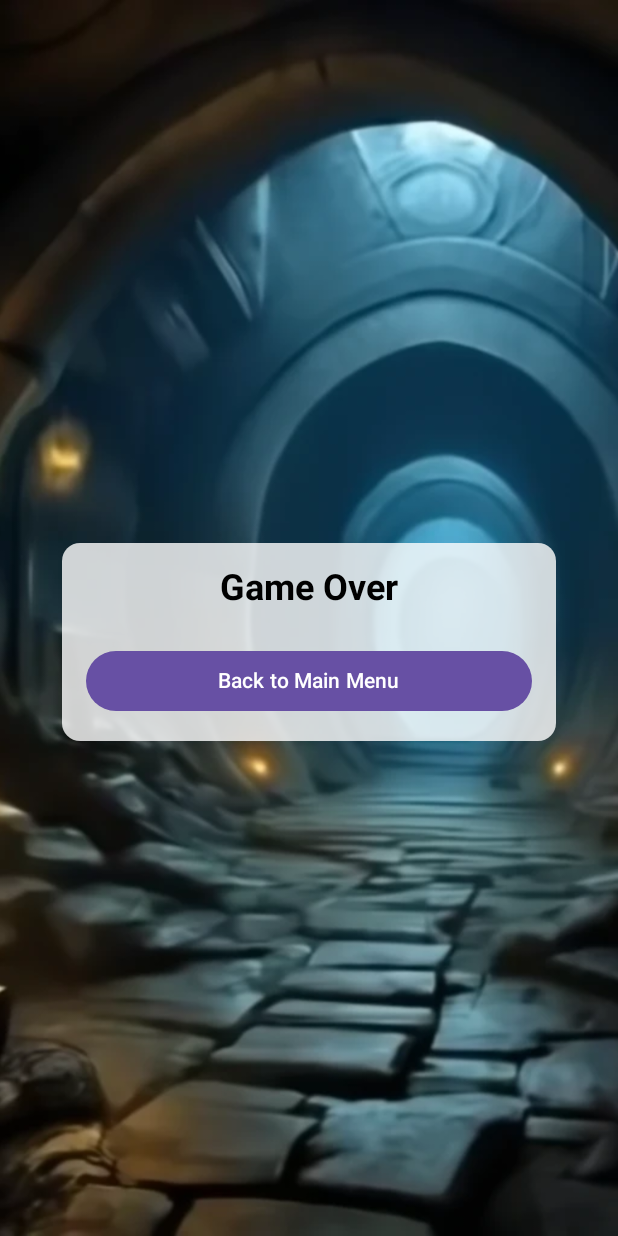
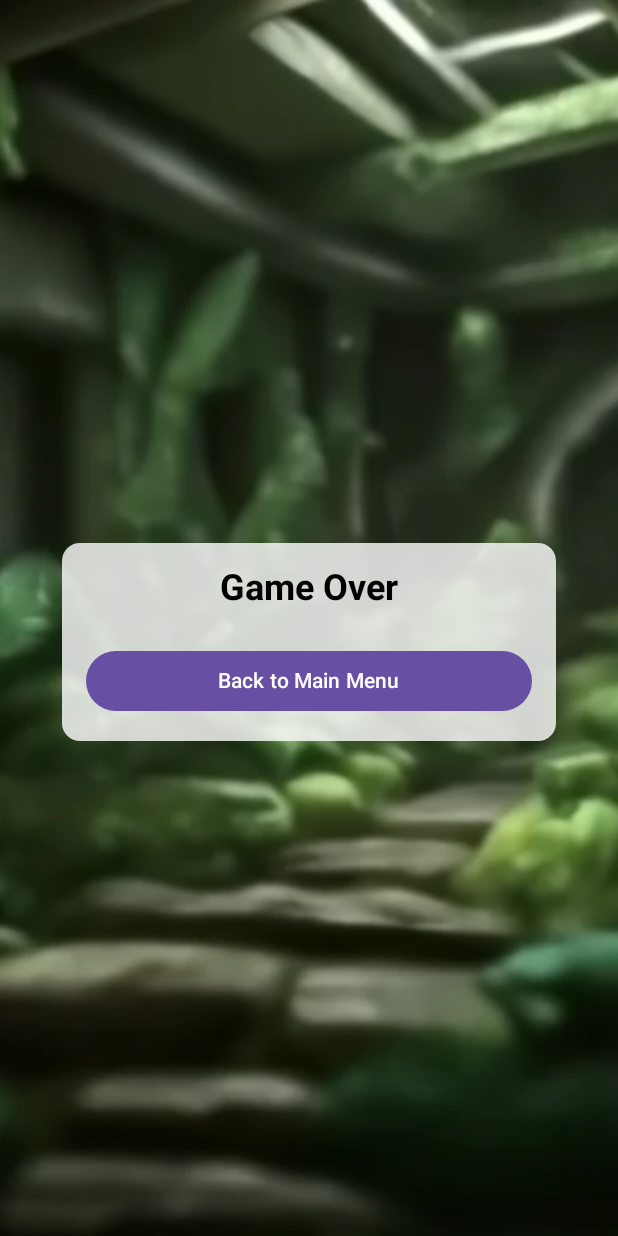
Before and after one commit to Travis975/Team-Null-CSTP2205-Android-Programming, an Android app built with Jetpack Compose: the GameOverScreen screen opened through its navigation route, on a phone screen of 412 x 824 dp. Run offline under Robolectric (Android 15) with nearby library versions, the phone set to English and light mode, and no system bars; our stand-ins replace Firebase (no records; nobody signed in at launch, a user with empty details on screens opened directly).

Commit message:
took the png files for the other branch

```diff
--- a/app/src/main/java/com/example/overrun/ui/screens/GameOverScreen.kt
+++ b/app/src/main/java/com/example/overrun/ui/screens/GameOverScreen.kt
@@ -35,7 +35,7 @@ fun GameOverScreen(navController: NavController) {
     ) {
         // Background Image
         Image(
-            painter = painterResource(id = R.drawable.escape_background),
+            painter = painterResource(id = R.drawable.grass_dungeon),
             contentDescription = "Background",
             modifier = Modifier.fillMaxSize(),
             contentScale = ContentScale.Crop
```
Also changed, not shown: app/src/main/res/drawable/banished_background.png (deleted), app/src/main/res/drawable/escape_background.png (deleted).
